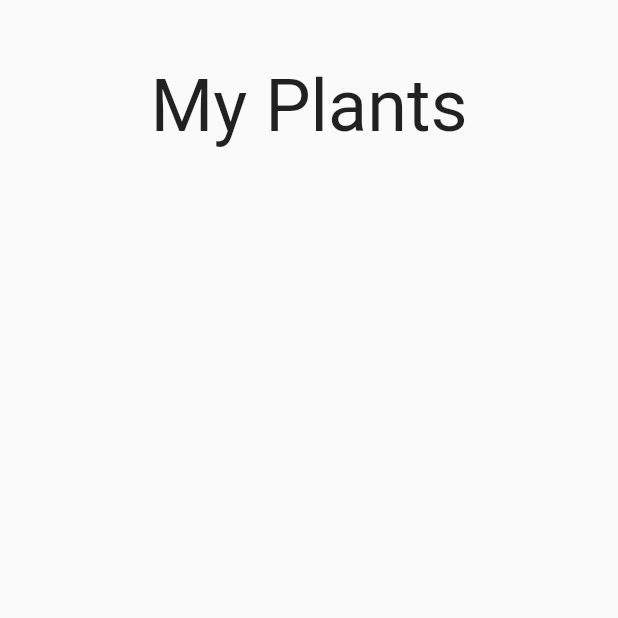
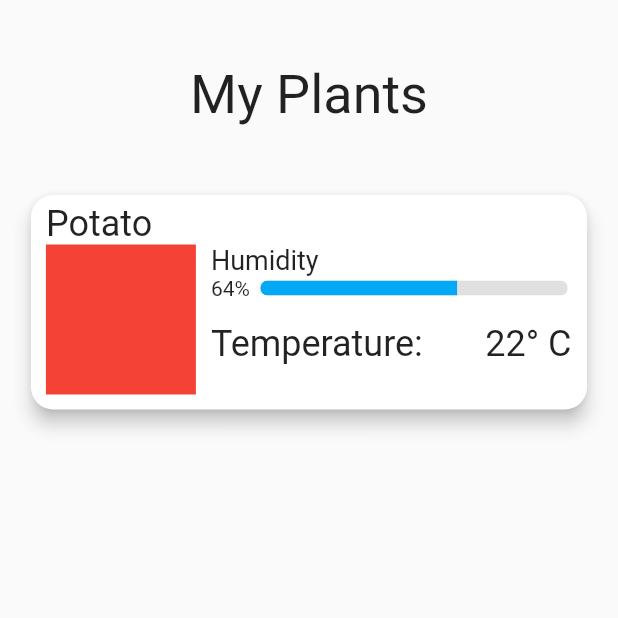
Before and after one commit to davidp-ro/aaaoleu, a Flutter app: the screen it shows after launch, on a phone screen of 412 x 824 dp, the top half of it. Run offline on Flutter 3.47's test engine with Material 2 defaults, Android fonts, the phone set to English and light mode, and no system bars; our stand-ins replace google_fonts; Roboto replaces fonts that are missing (Mukta).

Commit message:
Added card widget

```diff
--- a/lib/main.dart
+++ b/lib/main.dart
@@ -3,6 +3,7 @@
 import 'package:flutter/material.dart';
 import 'package:flutter/services.dart';
 import 'package:google_fonts/google_fonts.dart';
+import 'plantcard.dart';
 
 void main() async {
   WidgetsFlutterBinding.ensureInitialized();
@@ -47,14 +48,15 @@ class _HomePageState extends State<HomePage> {
           crossAxisAlignment: CrossAxisAlignment.center,
           children: [
             const Padding(
-              padding: EdgeInsets.symmetric(vertical: 42.0),
+              padding: EdgeInsets.only(top: 42.0, bottom: 42.0),
               child: Text(
                 "My Plants",
                 style: TextStyle(
-                  fontSize: 48,
+                  fontSize: 36,
                 ),
               ),
             ),
+            const PlantCard(title: "Potato"),
           ],
         ),
       ),
--- /dev/null
+++ b/lib/plantcard.dart
@@ -0,0 +1,86 @@
+import 'package:flutter/material.dart';
+
+class PlantCard extends StatefulWidget {
+  final String title;
+  const PlantCard({Key? key, this.title = "MODULE"}) : super(key: key);
+
+  @override
+  _PlantCardState createState() => _PlantCardState();
+}
+
+class _PlantCardState extends State<PlantCard> {
+  @override
+  Widget build(BuildContext context) {
+    return Card(
+      elevation: 5,
+      shape: RoundedRectangleBorder(borderRadius: BorderRadius.circular(15)),
+      color: Colors.white,
+      child: Container(
+        width: MediaQuery.of(context).size.width * 0.9,
+        child: Column(
+          crossAxisAlignment: CrossAxisAlignment.start,
+          children: [
+            Padding(
+              padding: const EdgeInsets.only(top: 5, left: 10),
+              child: Text(
+                widget.title,
+                style: const TextStyle(
+                  fontSize: 24,
+                ),
+              ),
+            ),
+            Row(
+              crossAxisAlignment: CrossAxisAlignment.start,
+              children: [
+                Padding(
+                  padding:
+                      const EdgeInsets.only(left: 10, right: 10, bottom: 10),
+                  child: Container(
+                    color: Colors.red,
+                    width: 100,
+                    height: 100,
+                  ),
+                ),
+                Column(
+                    crossAxisAlignment: CrossAxisAlignment.start,
+                    mainAxisAlignment: MainAxisAlignment.start,
+                    children: [
+                      const Text(
+                        "Humidity",
+                        style: TextStyle(fontSize: 18),
+                      ),
+                      Row(
+                        children: const [
+                          Text("64%  "),
+                          SizedBox(
+                            width: 205,
+                            height: 10,
+                            child: ClipRRect(
+                              borderRadius:
+                                  BorderRadius.all(Radius.circular(10)),
+                              child: LinearProgressIndicator(
+                                value: 0.64,
+                                backgroundColor: Colors.black12,
+                                valueColor: AlwaysStoppedAnimation<Color>(
+                                    Colors.lightBlue),
+                              ),
+                            ),
+                          ),
+                        ],
+                      ),
+                      const Padding(
+                        padding: EdgeInsets.only(top: 15.0),
+                        child: Text(
+                          "Temperature:       22° C",
+                          style: TextStyle(fontSize: 24),
+                        ),
+                      ),
+                    ])
+              ],
+            )
+          ],
+        ),
+      ),
+    );
+  }
+}
```
